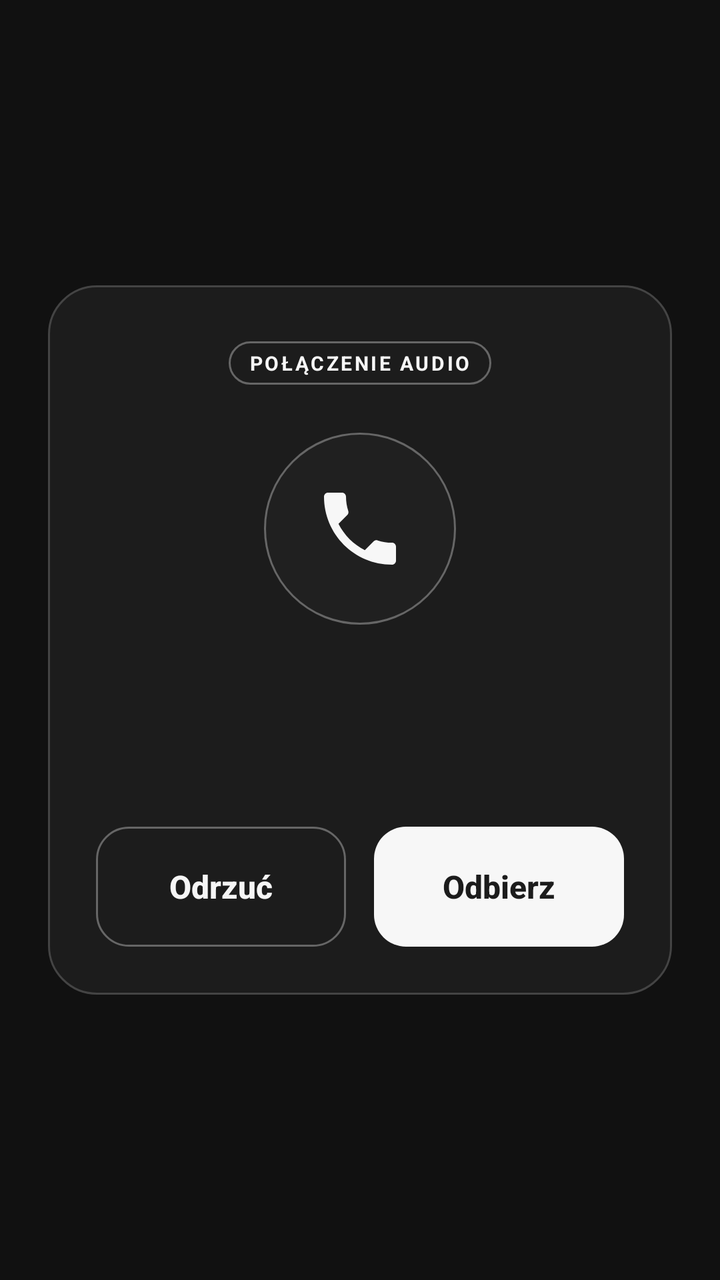
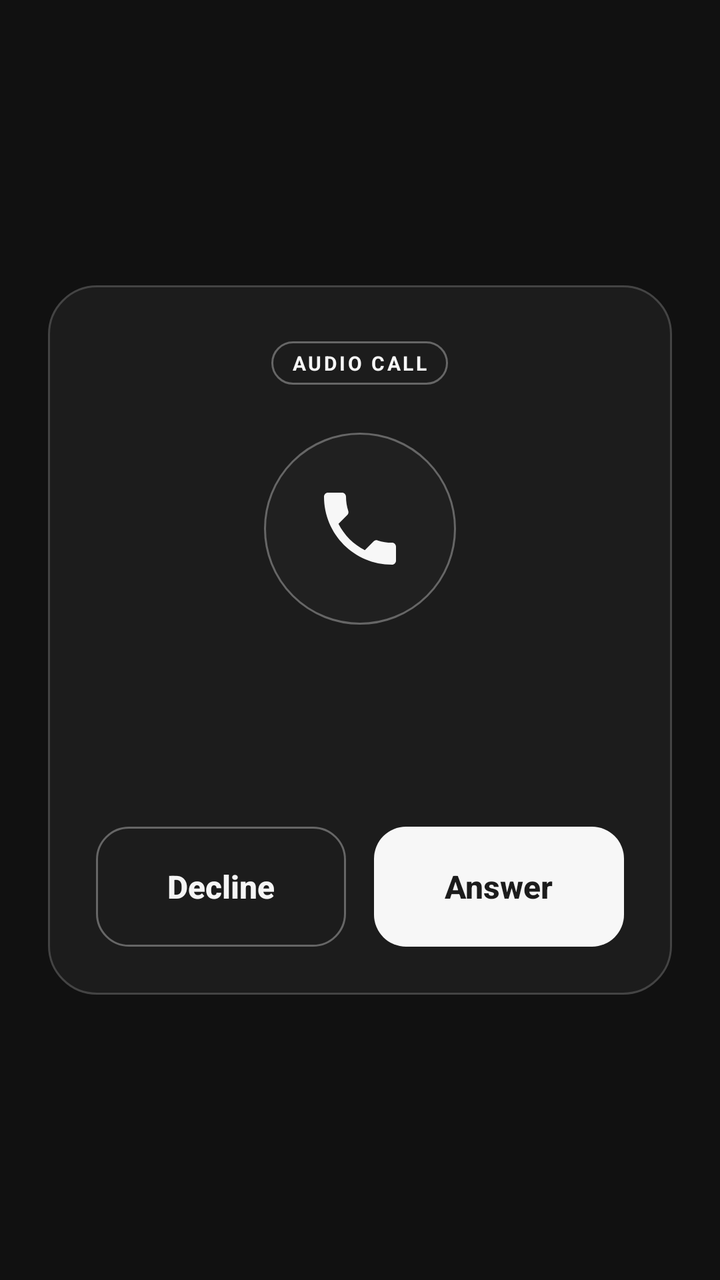

Before-and-after screenshots of an Android layout around one commit, followed by the original layout XML and the change that was made.
<!-- AndroidManifest.xml: activity theme IncomingCallTheme -->
<!-- res/layout/activity_incoming_call.xml -->
<?xml version="1.0" encoding="utf-8"?>
<FrameLayout xmlns:android="http://schemas.android.com/apk/res/android"
    android:id="@+id/incoming_call_root"
    android:layout_width="match_parent"
    android:layout_height="match_parent"
    android:background="@color/incoming_call_scrim"
    android:clickable="true"
    android:focusable="true"
    android:fitsSystemWindows="true">

    <LinearLayout
        android:layout_width="match_parent"
        android:layout_height="wrap_content"
        android:layout_gravity="center"
        android:layout_marginLeft="24dp"
        android:layout_marginRight="24dp"
        android:background="@drawable/incoming_call_card"
        android:clickable="true"
        android:focusable="true"
        android:gravity="center_horizontal"
        android:orientation="vertical"
        android:paddingLeft="24dp"
        android:paddingTop="28dp"
        android:paddingRight="24dp"
        android:paddingBottom="24dp">

        <TextView
            android:id="@+id/incoming_call_kind"
            android:layout_width="wrap_content"
            android:layout_height="wrap_content"
            android:background="@drawable/incoming_call_badge"
            android:letterSpacing="0.12"
            android:paddingLeft="10dp"
            android:paddingTop="4dp"
            android:paddingRight="10dp"
            android:paddingBottom="4dp"
            android:text="POŁĄCZENIE AUDIO"
            android:textAllCaps="true"
            android:textColor="@color/incoming_call_accent"
            android:textSize="10sp"
            android:textStyle="bold" />

        <FrameLayout
            android:layout_width="96dp"
            android:layout_height="96dp"
            android:layout_marginTop="24dp"
            android:background="@drawable/incoming_call_avatar">

            <ImageView
                android:id="@+id/incoming_call_avatar_icon"
                android:layout_width="48dp"
                android:layout_height="48dp"
                android:layout_gravity="center"
                android:contentDescription="@null"
                android:src="@drawable/ic_stat_call"
                android:tint="@color/incoming_call_accent" />
        </FrameLayout>

        <TextView
            android:id="@+id/incoming_call_name"
            android:layout_width="match_parent"
            android:layout_height="wrap_content"
            android:layout_marginTop="20dp"
            android:gravity="center"
            android:textColor="@color/incoming_call_text"
            android:textSize="22sp"
            android:textStyle="bold" />

        <TextView
            android:id="@+id/incoming_call_subtitle"
            android:layout_width="match_parent"
            android:layout_height="wrap_content"
            android:layout_marginTop="6dp"
            android:gravity="center"
            android:textColor="@color/incoming_call_text_secondary"
            android:textSize="13sp" />

        <LinearLayout
            android:layout_width="match_parent"
            android:layout_height="wrap_content"
            android:layout_marginTop="28dp"
            android:orientation="horizontal">

            <Button
                android:id="@+id/incoming_call_decline"
                android:layout_width="0dp"
                android:layout_height="60dp"
                android:layout_marginEnd="14dp"
                android:layout_weight="1"
                android:background="@drawable/incoming_call_decline"
                android:stateListAnimator="@null"
                android:text="Odrzuć"
                android:textAllCaps="false"
                android:textColor="@color/incoming_call_text"
                android:textSize="16sp"
                android:textStyle="bold" />

            <Button
                android:id="@+id/incoming_call_accept"
                android:layout_width="0dp"
                android:layout_height="60dp"
                android:layout_weight="1"
                android:background="@drawable/incoming_call_accept"
                android:stateListAnimator="@null"
                android:text="Odbierz"
                android:textAllCaps="false"
                android:textColor="@color/incoming_call_on_accent"
                android:textSize="16sp"
                android:textStyle="bold" />
        </LinearLayout>
    </LinearLayout>
</FrameLayout>
<!-- resources referenced by this layout -->
<resources>
  <color name="incoming_call_accent">#FFF7F7F7</color>
  <color name="incoming_call_on_accent">#FF1C1C1C</color>
  <color name="incoming_call_scrim">#FF111111</color>
  <color name="incoming_call_text">#FFF5F5F5</color>
  <color name="incoming_call_text_secondary">#FFA3A3A3</color>
  <!-- drawable ic_stat_call (drawable) -->
  <vector xmlns:android="http://schemas.android.com/apk/res/android"
      android:width="24dp"
      android:height="24dp"
      android:viewportWidth="24"
      android:viewportHeight="24">
      <path
          android:fillColor="#FFFFFFFF"
          android:pathData="M6.62,10.79c1.44,2.83 3.76,5.14 6.59,6.59l2.2,-2.2c0.27,-0.27 0.67,-0.36 1.02,-0.24 1.12,0.37 2.33,0.57 3.57,0.57 0.55,0 1,0.45 1,1V20c0,0.55 -0.45,1 -1,1C10.61,21 3,13.39 3,4c0,-0.55 0.45,-1 1,-1h3.5c0.55,0 1,0.45 1,1 0,1.25 0.2,2.45 0.57,3.57 0.11,0.35 0.03,0.74 -0.25,1.02l-2.2,2.2z"/>
  </vector>
  <!-- drawable incoming_call_accept (drawable) -->
  <?xml version="1.0" encoding="utf-8"?>
  <shape xmlns:android="http://schemas.android.com/apk/res/android"
      android:shape="rectangle">
      <solid android:color="@color/incoming_call_accent" />
      <corners android:radius="16dp" />
  </shape>
  <!-- drawable incoming_call_avatar (drawable) -->
  <?xml version="1.0" encoding="utf-8"?>
  <shape xmlns:android="http://schemas.android.com/apk/res/android"
      android:shape="oval">
      <solid android:color="@color/incoming_call_avatar" />
      <stroke
          android:width="1dp"
          android:color="@color/incoming_call_outline_strong" />
  </shape>
  <!-- drawable incoming_call_badge (drawable) -->
  <?xml version="1.0" encoding="utf-8"?>
  <shape xmlns:android="http://schemas.android.com/apk/res/android"
      android:shape="rectangle">
      <solid android:color="@android:color/transparent" />
      <stroke
          android:width="1dp"
          android:color="@color/incoming_call_outline_strong" />
      <corners android:radius="999dp" />
  </shape>
  <!-- drawable incoming_call_card (drawable) -->
  <?xml version="1.0" encoding="utf-8"?>
  <shape xmlns:android="http://schemas.android.com/apk/res/android"
      android:shape="rectangle">
      <solid android:color="@color/incoming_call_card" />
      <stroke
          android:width="1dp"
          android:color="@color/incoming_call_outline" />
      <corners android:radius="24dp" />
  </shape>
  <!-- drawable incoming_call_decline (drawable) -->
  <?xml version="1.0" encoding="utf-8"?>
  <shape xmlns:android="http://schemas.android.com/apk/res/android"
      android:shape="rectangle">
      <solid android:color="@android:color/transparent" />
      <stroke
          android:width="1dp"
          android:color="@color/incoming_call_outline_strong" />
      <corners android:radius="16dp" />
  </shape>
  <style name="IncomingCallTheme" parent="@android:style/Theme.DeviceDefault.Dialog.NoActionBar">
          <item name="android:windowIsFloating">true</item>
          <item name="android:windowIsTranslucent">false</item>
          <item name="android:windowBackground">@android:color/transparent</item>
          <item name="android:colorBackground">@android:color/transparent</item>
          <item name="android:windowNoTitle">true</item>
          <item name="android:backgroundDimEnabled">false</item>
          <item name="android:windowAnimationStyle">@null</item>
          <item name="android:windowCloseOnTouchOutside">false</item>
          <item name="android:statusBarColor">@android:color/transparent</item>
          <item name="android:navigationBarColor">@android:color/transparent</item>
          <item name="android:windowDisablePreview">true</item>
      </style>
  <color name="incoming_call_avatar">#29333333</color>
  <color name="incoming_call_outline_strong">#FF666666</color>
  <color name="incoming_call_card">#FF1C1C1C</color>
  <color name="incoming_call_outline">#FF444444</color>
</resources>

<!-- the commit's change to res/layout/activity_incoming_call.xml (unified diff, before → after) -->
@@ -34,7 +34,7 @@
             android:paddingTop="4dp"
             android:paddingRight="10dp"
             android:paddingBottom="4dp"
-            android:text="POŁĄCZENIE AUDIO"
+            android:text="@string/call_kind_audio"
             android:textAllCaps="true"
             android:textColor="@color/incoming_call_accent"
             android:textSize="10sp"
@@ -89,7 +89,7 @@
                 android:layout_weight="1"
                 android:background="@drawable/incoming_call_decline"
                 android:stateListAnimator="@null"
-                android:text="Odrzuć"
+                android:text="@string/call_decline"
                 android:textAllCaps="false"
                 android:textColor="@color/incoming_call_text"
                 android:textSize="16sp"
@@ -102,7 +102,7 @@
                 android:layout_weight="1"
                 android:background="@drawable/incoming_call_accept"
                 android:stateListAnimator="@null"
-                android:text="Odbierz"
+                android:text="@string/call_accept"
                 android:textAllCaps="false"
                 android:textColor="@color/incoming_call_on_accent"
                 android:textSize="16sp"
<!-- resource entries referenced after the edit -->
@@ -61,6 +61,9 @@
           android:color="@color/incoming_call_outline_strong" />
       <corners android:radius="16dp" />
   </shape>
+  <string name="call_accept">Answer</string>
+  <string name="call_decline">Decline</string>
+  <string name="call_kind_audio">Audio call</string>
   <style name="IncomingCallTheme" parent="@android:style/Theme.DeviceDefault.Dialog.NoActionBar">
           <item name="android:windowIsFloating">true</item>
           <item name="android:windowIsTranslucent">false</item>
